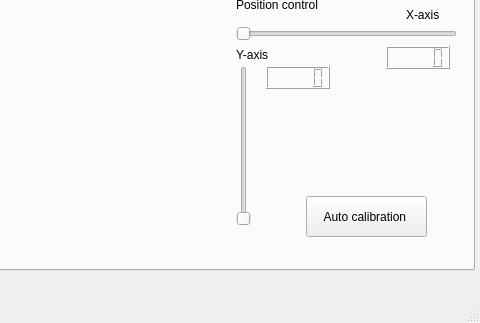
KornbotDevUltimatorKraton/Gui_rpi_covid_detector, file coviddetector.ui: the form before one commit; both pictures show x 316 to 796 and y 210 to 533 of the 796 by 533 pixel window.
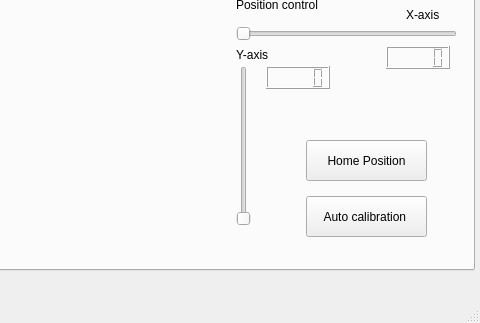
The form after the commit. The open tabs and pages were chosen to show the change.

Patch:
```diff
--- a/coviddetector.ui
+++ b/coviddetector.ui
@@ -362,6 +362,19 @@
        </rect>
       </property>
      </widget>
+     <widget class="QPushButton" name="pushButton_7">
+      <property name="geometry">
+       <rect>
+        <x>630</x>
+        <y>324</y>
+        <width>121</width>
+        <height>41</height>
+       </rect>
+      </property>
+      <property name="text">
+       <string>Home Position</string>
+      </property>
+     </widget>
     </widget>
     <widget class="QWidget" name="tab_2">
      <attribute name="title">
```
Left out of the diff: 17 changed lines with no effect on the pictures.
